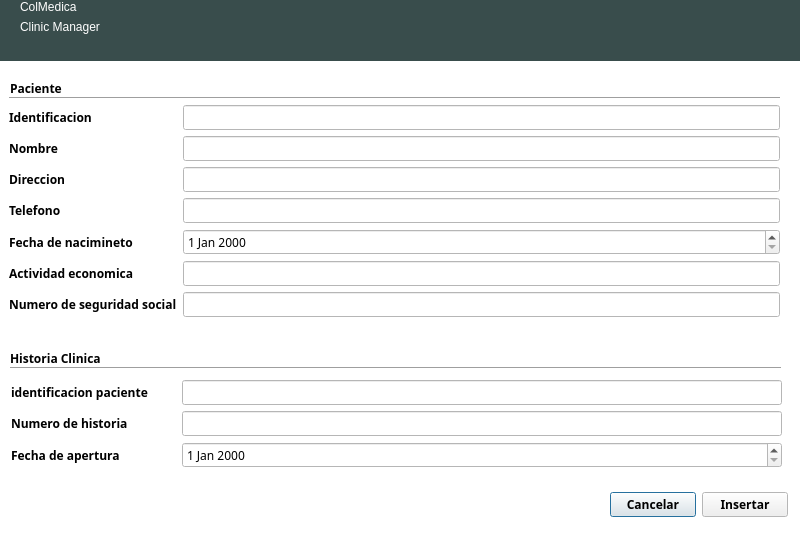
BryanTabarez/ProyectoBD, file gui/enfermera_uis/DialogPaciente.ui: the form before one commit.
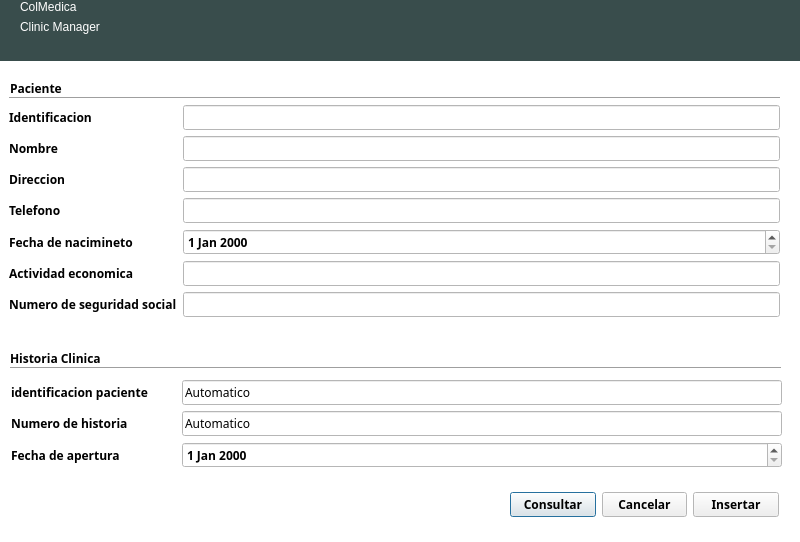
The form after the commit. Icons and pictures are not drawn.

Patch:
```diff
--- a/gui/enfermera_uis/DialogPaciente.ui
+++ b/gui/enfermera_uis/DialogPaciente.ui
@@ -99,32 +99,6 @@
    <property name="autoFillBackground">
     <bool>true</bool>
    </property>
-   <widget class="QWidget" name="layoutWidget">
-    <property name="geometry">
-     <rect>
-      <x>610</x>
-      <y>420</y>
-      <width>178</width>
-      <height>29</height>
-     </rect>
-    </property>
-    <layout class="QHBoxLayout" name="horizontalLayout">
-     <item>
-      <widget class="QPushButton" name="pushButtonCancelar">
-       <property name="text">
-        <string>Cancelar</string>
-       </property>
-      </widget>
-     </item>
-     <item>
-      <widget class="QPushButton" name="pushButtonInsertar">
-       <property name="text">
-        <string>Insertar</string>
-       </property>
-      </widget>
-     </item>
-    </layout>
-   </widget>
    <widget class="QWidget" name="layoutWidget">
     <property name="geometry">
      <rect>
@@ -210,16 +184,6 @@
        </property>
       </widget>
      </item>
-     <item row="4" column="1">
-      <widget class="QDateEdit" name="dateEditFechaDeNacimiento">
-       <property name="font">
-        <font>
-         <weight>50</weight>
-         <bold>false</bold>
-        </font>
-       </property>
-      </widget>
-     </item>
      <item row="5" column="0">
       <widget class="QLabel" name="labelActividadEconomica">
        <property name="text">
@@ -254,6 +218,9 @@
        </property>
       </widget>
      </item>
+     <item row="4" column="1">
+      <widget class="QDateEdit" name="dateEditFechaNacimiento"/>
+     </item>
     </layout>
    </widget>
    <widget class="Line" name="line_2">
@@ -333,6 +300,9 @@
          <bold>false</bold>
         </font>
        </property>
+       <property name="text">
+        <string>Automatico</string>
+       </property>
        <property name="readOnly">
         <bool>true</bool>
        </property>
@@ -353,6 +323,12 @@
          <bold>false</bold>
         </font>
        </property>
+       <property name="text">
+        <string>Automatico</string>
+       </property>
+       <property name="readOnly">
+        <bool>true</bool>
+       </property>
       </widget>
      </item>
      <item row="2" column="0">
@@ -363,12 +339,38 @@
       </widget>
      </item>
      <item row="2" column="1">
-      <widget class="QDateEdit" name="dateEditFechaDeApertura">
-       <property name="font">
-        <font>
-         <weight>50</weight>
-         <bold>false</bold>
-        </font>
+      <widget class="QDateEdit" name="dateEditFechaApertura"/>
+     </item>
+    </layout>
+   </widget>
+   <widget class="QWidget" name="layoutWidget">
+    <property name="geometry">
+     <rect>
+      <x>510</x>
+      <y>420</y>
+      <width>269</width>
+      <height>29</height>
+     </rect>
+    </property>
+    <layout class="QGridLayout" name="gridLayout">
+     <item row="0" column="0">
+      <widget class="QPushButton" name="pushButtonConsultar">
+       <property name="text">
+        <string>Consultar</string>
+       </property>
+      </widget>
+     </item>
+     <item row="0" column="1">
+      <widget class="QPushButton" name="pushButtonCancelar">
+       <property name="text">
+        <string>Cancelar</string>
+       </property>
+      </widget>
+     </item>
+     <item row="0" column="2">
+      <widget class="QPushButton" name="pushButtonInsertar">
+       <property name="text">
+        <string>Insertar</string>
        </property>
       </widget>
      </item>
```
Left out of the diff: 19 changed lines with no effect on the pictures.
